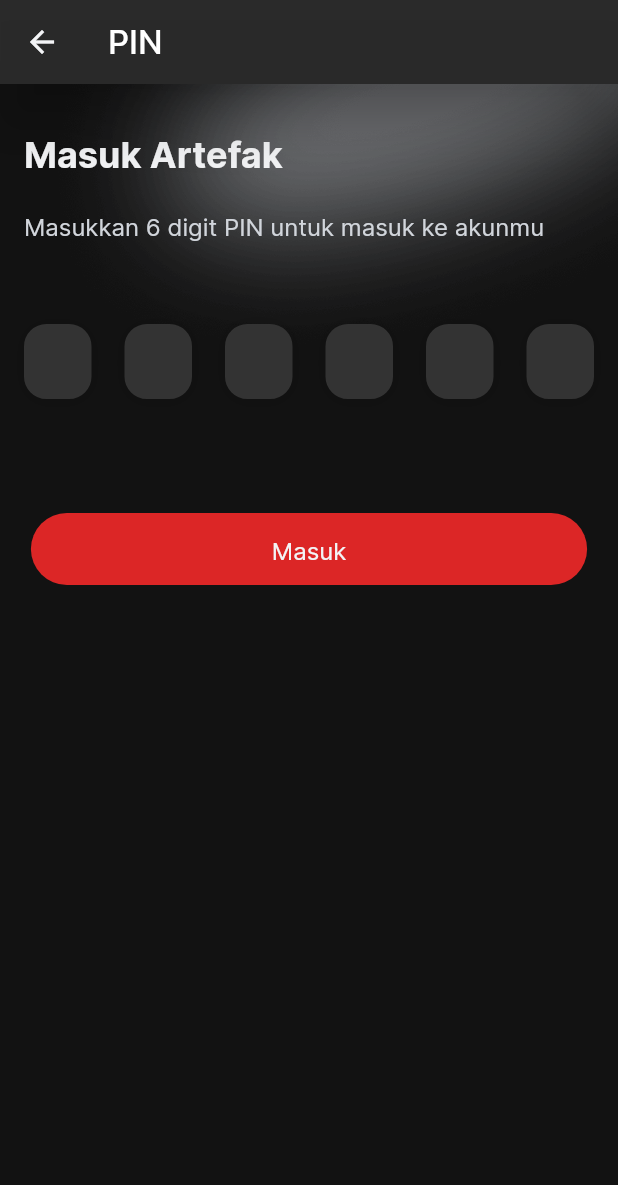
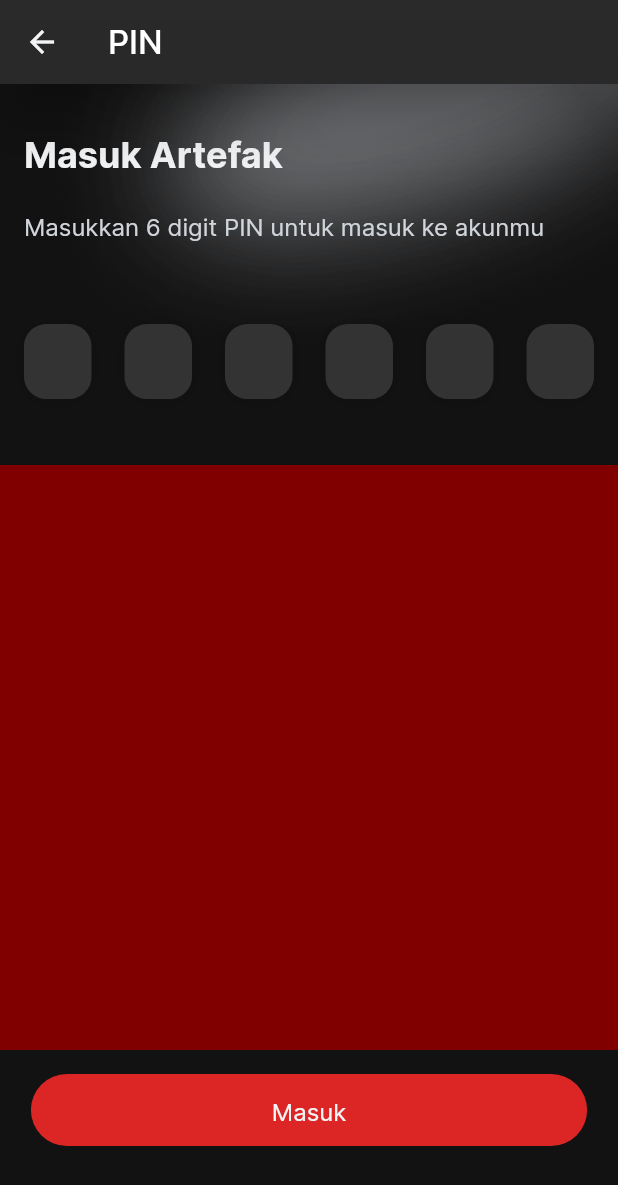
Before and after one commit to artefak-io/Artefak, a Flutter app: the PinAuth screen opened directly, on a phone screen of 412 x 824 dp. Shown: the top 1185 px of the screen. Run offline on Flutter 3.47's test engine with Material 2 defaults, Android fonts, the phone set to English and light mode, and no system bars; drawn by our look-alikes of pin_code_fields; our stand-ins replace bloc, cached_network_image, cloud_firestore, equatable, firebase_auth, firebase_core and 7 more; accounts and stored records are empty; generated files the repository leaves out were written again.

Commit message:
adjust pin submit button depends on keyboard move

```diff
--- a/lib/screens/authentication/pin_auth.dart
+++ b/lib/screens/authentication/pin_auth.dart
@@ -36,8 +36,10 @@ class PinAuth extends StatelessWidget {
               appBar: AppBar(
                 title: const Text("PIN"),
               ),
-              body: SingleChildScrollView(
-                child: Stack(
+              body:
+              // SingleChildScrollView(
+              //   child:
+              Stack(
                   children: <Widget>[
                     Positioned(
                       left: 20,
@@ -118,7 +120,7 @@ class PinAuth extends StatelessWidget {
                     ),
                   ],
                 ),
-              ),
+              // ),
             );
           },
         ),
--- a/lib/widgets/input_pin_widget.dart
+++ b/lib/widgets/input_pin_widget.dart
@@ -64,6 +64,7 @@ class _InputPinWidgetState extends State<InputPinWidget> {
   Widget build(BuildContext context) {
     TextTheme _textTheme = Theme.of(context).textTheme;
     ThemeData _themeData = Theme.of(context);
+    Size size = MediaQuery.of(context).size;
 
     return BlocListener<PinAuthCubit, PinAuthState>(
       listenWhen: (previous, current) =>
@@ -75,11 +76,12 @@ class _InputPinWidgetState extends State<InputPinWidget> {
               SnackBar(content: Text(state.errorMessage ?? "Error happens")));
       },
       child: Container(
-        height: MediaQuery.of(context).size.height,
-        width: MediaQuery.of(context).size.width,
+        height: size.height-100,
+        width: size.width,
         color: Colors.transparent,
-        child: ListView(
-          children: <Widget>[
+        child: Column(
+          crossAxisAlignment: CrossAxisAlignment.stretch,
+          children: [
             const SizedBox(height: 30),
             Column(children: [
               Row(
@@ -172,8 +174,11 @@ class _InputPinWidgetState extends State<InputPinWidget> {
                 ),
               ],
             ),
-            const SizedBox(
-              height: 16,
+            Expanded(
+              child: Container(
+                color: const Color(0xff800000), // Red
+                height: 300.0,
+              ),
             ),
             Row(
               mainAxisAlignment: MainAxisAlignment.center,
```
